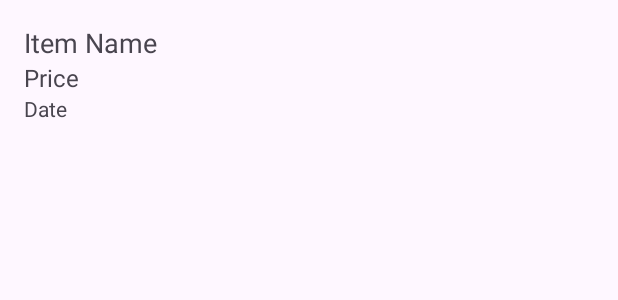
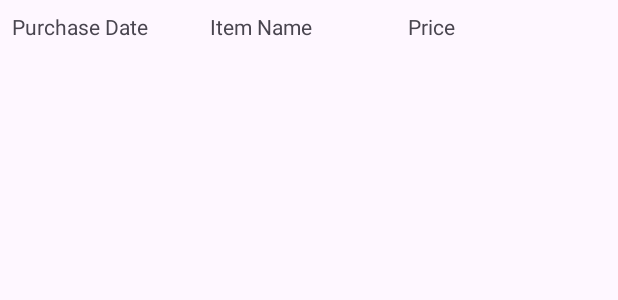
Before and after one commit to 99apollo/capdi2024_ver1, an Android app: the layout purchase_item.xml on its own in the app's theme, with its tools: preview values and no code run, on a phone screen of 412 x 824 dp. Shown: the top 300 px of the screen. Run offline under Robolectric (Android 15) with nearby library versions, the phone set to English and light mode, and no system bars.

Commit message:
구휘모 240523

```diff
--- a/app/src/main/res/layout/purchase_item.xml
+++ b/app/src/main/res/layout/purchase_item.xml
@@ -1,28 +1,35 @@
 <?xml version="1.0" encoding="utf-8"?>
-<LinearLayout xmlns:android="http://schemas.android.com/apk/res/android"
+<androidx.constraintlayout.widget.ConstraintLayout xmlns:android="http://schemas.android.com/apk/res/android"
+    xmlns:app="http://schemas.android.com/apk/res-auto"
     android:layout_width="match_parent"
     android:layout_height="wrap_content"
-    android:orientation="vertical"
-    android:padding="16dp">
+    android:padding="8dp">
 
     <TextView
-        android:id="@+id/item_name"
-        android:layout_width="wrap_content"
+        android:id="@+id/purchase_date_text_view"
+        android:layout_width="0dp"
+        android:layout_height="wrap_content"
+        android:text="Purchase Date"
+        app:layout_constraintEnd_toStartOf="@+id/purchase_item_name_text_view"
+        app:layout_constraintStart_toStartOf="parent"
+        app:layout_constraintTop_toTopOf="parent" />
+
+    <TextView
+        android:id="@+id/purchase_item_name_text_view"
+        android:layout_width="0dp"
         android:layout_height="wrap_content"
         android:text="Item Name"
-        android:textSize="18sp" />
+        app:layout_constraintEnd_toStartOf="@+id/purchase_price_text_view"
+        app:layout_constraintStart_toEndOf="@+id/purchase_date_text_view"
+        app:layout_constraintTop_toTopOf="parent" />
 
     <TextView
-        android:id="@+id/price"
-        android:layout_width="wrap_content"
+        android:id="@+id/purchase_price_text_view"
+        android:layout_width="0dp"
         android:layout_height="wrap_content"
         android:text="Price"
-        android:textSize="16sp" />
+        app:layout_constraintEnd_toEndOf="parent"
+        app:layout_constraintStart_toEndOf="@+id/purchase_item_name_text_view"
+        app:layout_constraintTop_toTopOf="parent" />
 
-    <TextView
-        android:id="@+id/date"
-        android:layout_width="wrap_content"
-        android:layout_height="wrap_content"
-        android:text="Date"
-        android:textSize="14sp" />
-</LinearLayout>
+</androidx.constraintlayout.widget.ConstraintLayout>
```
Also changed, not shown: app/src/main/java/com/example/capdi2024_ver1/LoginActivity.java (+42 -12 lines), app/src/main/java/com/example/capdi2024_ver1/Purchase.java (+24 -9 lines), app/src/main/java/com/example/capdi2024_ver1/PurchaseAdapter.java (+25 -19 lines), app/src/main/java/com/example/capdi2024_ver1/SharedViewModel.java (+52 -12 lines), app/src/main/java/com/example/capdi2024_ver1/ui/notifications/NotificationsFragment.java (+31 -13 lines).
